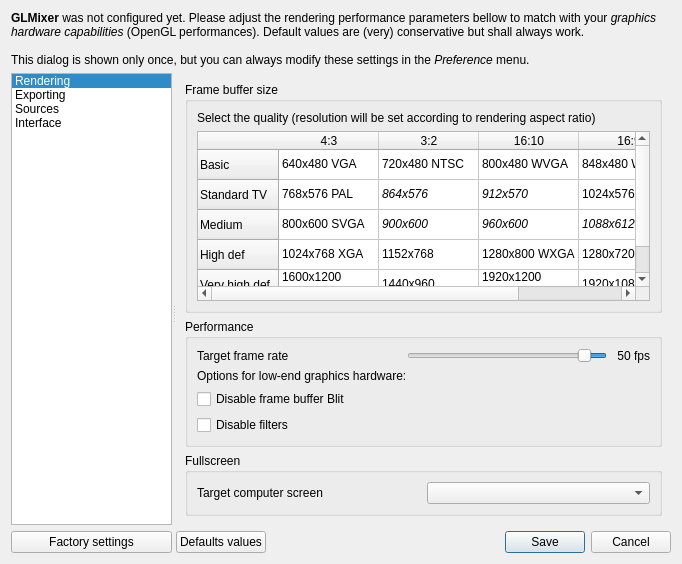
Qt form src/UserPreferencesDialog.ui (markus-wa/glmixer-mirror) before a commit.
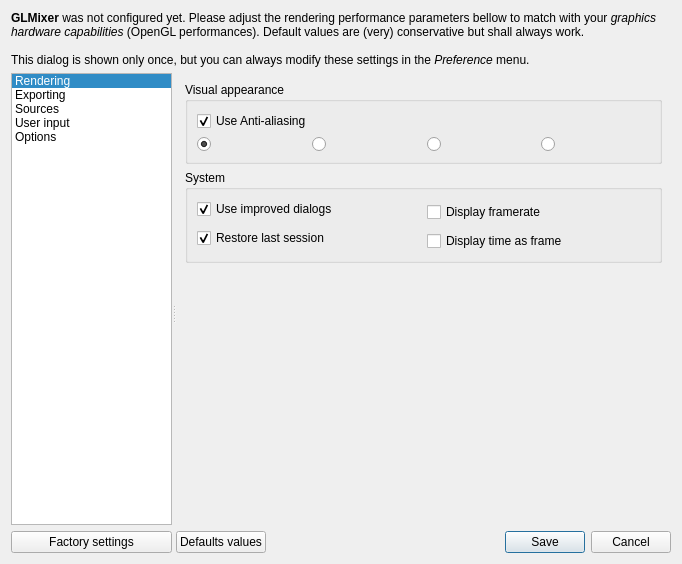
The same form after that commit. The open tabs and pages were chosen to show the change. Icons and pictures are not drawn. Custom widgets are drawn as their Qt base class.

Commit message: Added preference pannel 'Options'. Moved actions 'display time as frame' and 'display framerate' to the Options preferences. Added option to restore last session on startup. Changed icons for preference pannel.

The edit to the form file:
```diff
--- a/src/UserPreferencesDialog.ui
+++ b/src/UserPreferencesDialog.ui
@@ -129,7 +129,7 @@
          </item>
          <item>
           <property name="text">
-           <string>Interface</string>
+           <string>User input</string>
           </property>
           <property name="icon">
            <iconset resource="../icons.qrc">
@@ -139,6 +139,15 @@
            <set>ItemIsSelectable|ItemIsEnabled</set>
           </property>
          </item>
+         <item>
+          <property name="text">
+           <string>Options</string>
+          </property>
+          <property name="icon">
+           <iconset resource="../icons.qrc">
+            <normaloff>:/glmixer/icons/tools.png</normaloff>:/glmixer/icons/tools.png</iconset>
+          </property>
+         </item>
         </widget>
        </item>
        <item>
@@ -508,18 +517,7 @@
                </widget>
               </item>
               <item>
-               <widget class="QCheckBox" name="activateBlitFrameBuffer">
-                <property name="toolTip">
-                 <string>Check this if your hardware supports it (save, try, and keep it on if all seems to work).</string>
-                </property>
-                <property name="text">
-                 <string>Disable frame buffer Blit</string>
-                </property>
-                <property name="checked">
-                 <bool>false</bool>
-                </property>
-               </widget>
-              </item>
+               <layout class="QHBoxLayout" name="horizontalLayout_6">
               <item>
                <widget class="QCheckBox" name="disableFiltering">
                 <property name="text">
@@ -527,6 +525,21 @@
                 </property>
                </widget>
               </item>
+                <item>
+                 <widget class="QCheckBox" name="activateBlitFrameBuffer">
+                  <property name="toolTip">
+                   <string>&lt;html&gt;&lt;head/&gt;&lt;body&gt;&lt;p&gt;Disable this if the rendering output window does not show the anything. &lt;/p&gt;&lt;/body&gt;&lt;/html&gt;</string>
+                  </property>
+                  <property name="text">
+                   <string>Disable Frame Buffer Blit</string>
+                  </property>
+                  <property name="checked">
+                   <bool>false</bool>
+                  </property>
+                 </widget>
+                </item>
+               </layout>
+              </item>
              </layout>
             </widget>
            </item>
@@ -1166,14 +1179,29 @@
             </widget>
            </item>
            <item>
+            <spacer name="verticalSpacerInterface">
+             <property name="orientation">
+              <enum>Qt::Vertical</enum>
+             </property>
+             <property name="sizeHint" stdset="0">
+              <size>
+               <width>20</width>
+               <height>40</height>
+              </size>
+             </property>
+            </spacer>
+           </item>
+          </layout>
+         </widget>
+         <widget class="QWidget" name="PageOptions">
+          <layout class="QVBoxLayout" name="verticalLayout_14">
+           <item>
             <widget class="QGroupBox" name="VisualsGroupBox">
              <property name="title">
               <string>Visual appearance</string>
              </property>
              <layout class="QVBoxLayout" name="verticalLayout_3">
               <item>
-               <layout class="QHBoxLayout" name="horizontalLayoutOptions">
-                <item>
                  <widget class="QCheckBox" name="antiAliasing">
                   <property name="toolTip">
                    <string>Use anti alisasing for rendering interface (improves visual appearance)</string>
@@ -1190,24 +1218,6 @@
                  </widget>
                 </item>
                 <item>
-                 <widget class="QCheckBox" name="useCustomDialogs">
-                  <property name="toolTip">
-                   <string>Use GLMixer improved dialogs (instead of operating system native dialogs)</string>
-                  </property>
-                  <property name="statusTip">
-                   <string>Use GLMixer improved dialogs (instead of operating system native dialogs)</string>
-                  </property>
-                  <property name="text">
-                   <string>Use application dialogs</string>
-                  </property>
-                  <property name="checked">
-                   <bool>true</bool>
-                  </property>
-                 </widget>
-                </item>
-               </layout>
-              </item>
-              <item>
                <layout class="QHBoxLayout" name="horizontalLayoutStipple">
                 <item>
                  <widget class="QRadioButton" name="FINE">
@@ -1298,14 +1308,72 @@
             </widget>
            </item>
            <item>
-            <spacer name="verticalSpacerInterface">
+            <widget class="QGroupBox" name="groupBox_3">
+             <property name="title">
+              <string>System</string>
+             </property>
+             <layout class="QGridLayout" name="gridLayout">
+              <item row="0" column="0">
+               <widget class="QCheckBox" name="useCustomDialogs">
+                <property name="toolTip">
+                 <string>Use GLMixer improved dialogs (instead of operating system native dialogs)</string>
+                </property>
+                <property name="statusTip">
+                 <string>Use GLMixer improved dialogs (instead of operating system native dialogs)</string>
+                </property>
+                <property name="text">
+                 <string>Use improved dialogs</string>
+                </property>
+                <property name="checked">
+                 <bool>true</bool>
+                </property>
+               </widget>
+              </item>
+              <item row="0" column="1" rowspan="2">
+               <widget class="QCheckBox" name="displayFramerate">
+                <property name="toolTip">
+                 <string>Shows the framerate in the upper right corner.</string>
+                </property>
+                <property name="text">
+                 <string>Display framerate</string>
+                </property>
+               </widget>
+              </item>
+              <item row="1" column="0" rowspan="2">
+               <widget class="QCheckBox" name="restoreLastSession">
+                <property name="toolTip">
+                 <string>Re-open the last session when launching GLMixer.</string>
+                </property>
+                <property name="text">
+                 <string>Restore last session</string>
+                </property>
+                <property name="checked">
+                 <bool>true</bool>
+                </property>
+               </widget>
+              </item>
+              <item row="2" column="1">
+               <widget class="QCheckBox" name="displayTimeAsFrame">
+                <property name="toolTip">
+                 <string>Shows time information as frame count instead of hh:mm:ss.</string>
+                </property>
+                <property name="text">
+                 <string>Display time as frame</string>
+                </property>
+               </widget>
+              </item>
+             </layout>
+            </widget>
+           </item>
+           <item>
+            <spacer name="verticalSpacer">
              <property name="orientation">
               <enum>Qt::Vertical</enum>
              </property>
              <property name="sizeHint" stdset="0">
               <size>
                <width>20</width>
-               <height>40</height>
+               <height>130</height>
               </size>
              </property>
             </spacer>
```
Left out of the diff: 5 changed lines with no effect on the pictures. Lines whose indentation alone changed are shown as unchanged. The commit also changes 13 other files.
